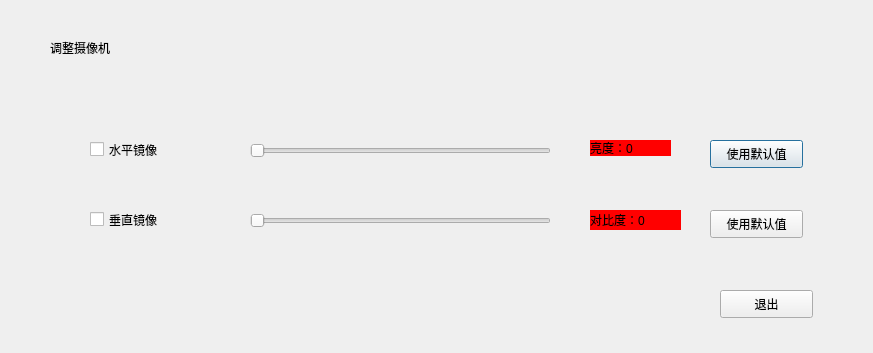
This is UI_SetCamera.ui in FSPengchen/Steel_FixdLengthSystem as Qt 5 draws it before an edit. The edited form follows.
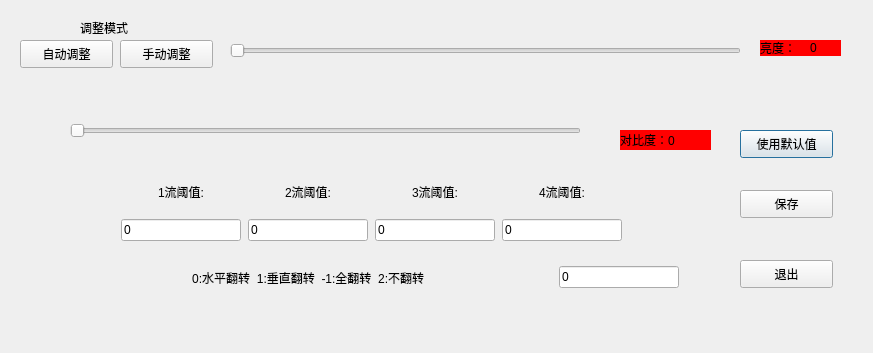
This is the edited form.

Patch:
```diff
--- a/UI_SetCamera.ui
+++ b/UI_SetCamera.ui
@@ -13,25 +13,25 @@
   <property name="windowTitle">
    <string>视频参数调整</string>
   </property>
-  <widget class="QLabel" name="label">
+  <widget class="QSlider" name="horizontalSlider_Contrast">
    <property name="geometry">
     <rect>
-     <x>50</x>
+     <x>70</x>
+     <y>120</y>
+     <width>511</width>
+     <height>22</height>
+    </rect>
+   </property>
+   <property name="orientation">
+    <enum>Qt::Horizontal</enum>
+   </property>
+  </widget>
+  <widget class="QSlider" name="horizontalSlider_Light">
+   <property name="geometry">
+    <rect>
+     <x>230</x>
      <y>40</y>
-     <width>81</width>
-     <height>16</height>
-    </rect>
-   </property>
-   <property name="text">
-    <string>调整摄像机</string>
-   </property>
-  </widget>
-  <widget class="QSlider" name="horizontalSlider_2">
-   <property name="geometry">
-    <rect>
-     <x>250</x>
-     <y>210</y>
-     <width>301</width>
+     <width>511</width>
      <height>22</height>
     </rect>
    </property>
@@ -39,50 +39,11 @@
     <enum>Qt::Horizontal</enum>
    </property>
   </widget>
-  <widget class="QSlider" name="horizontalSlider_3">
-   <property name="geometry">
-    <rect>
-     <x>250</x>
-     <y>140</y>
-     <width>301</width>
-     <height>22</height>
-    </rect>
-   </property>
-   <property name="orientation">
-    <enum>Qt::Horizontal</enum>
-   </property>
-  </widget>
-  <widget class="QCheckBox" name="checkBox">
-   <property name="geometry">
-    <rect>
-     <x>90</x>
-     <y>140</y>
-     <width>91</width>
-     <height>19</height>
-    </rect>
-   </property>
-   <property name="text">
-    <string>水平镜像</string>
-   </property>
-  </widget>
-  <widget class="QCheckBox" name="checkBox_2">
-   <property name="geometry">
-    <rect>
-     <x>90</x>
-     <y>210</y>
-     <width>91</width>
-     <height>19</height>
-    </rect>
-   </property>
-   <property name="text">
-    <string>垂直镜像</string>
-   </property>
-  </widget>
   <widget class="QLabel" name="label_2">
    <property name="geometry">
     <rect>
-     <x>590</x>
-     <y>140</y>
+     <x>760</x>
+     <y>40</y>
      <width>81</width>
      <height>16</height>
     </rect>
@@ -91,14 +52,14 @@
     <string notr="true">background-color :red</string>
    </property>
    <property name="text">
-    <string>亮度：0</string>
+    <string>亮度：</string>
    </property>
   </widget>
   <widget class="QLabel" name="label_3">
    <property name="geometry">
     <rect>
-     <x>590</x>
-     <y>210</y>
+     <x>620</x>
+     <y>130</y>
      <width>91</width>
      <height>20</height>
     </rect>
@@ -110,24 +71,11 @@
     <string>对比度：0</string>
    </property>
   </widget>
-  <widget class="QPushButton" name="pushButton">
-   <property name="geometry">
-    <rect>
-     <x>710</x>
-     <y>140</y>
-     <width>93</width>
-     <height>28</height>
-    </rect>
-   </property>
-   <property name="text">
-    <string>使用默认值</string>
-   </property>
-  </widget>
   <widget class="QPushButton" name="pushButton_2">
    <property name="geometry">
     <rect>
-     <x>710</x>
-     <y>210</y>
+     <x>740</x>
+     <y>130</y>
      <width>93</width>
      <height>28</height>
     </rect>
@@ -139,8 +87,8 @@
   <widget class="QPushButton" name="Btn_Exit">
    <property name="geometry">
     <rect>
-     <x>720</x>
-     <y>290</y>
+     <x>740</x>
+     <y>260</y>
      <width>93</width>
      <height>28</height>
     </rect>
@@ -149,6 +97,322 @@
     <string>退出</string>
    </property>
   </widget>
+  <widget class="QPushButton" name="Btn_SaveData">
+   <property name="geometry">
+    <rect>
+     <x>740</x>
+     <y>190</y>
+     <width>93</width>
+     <height>28</height>
+    </rect>
+   </property>
+   <property name="text">
+    <string>保存</string>
+   </property>
+  </widget>
+  <widget class="QLabel" name="Lab_LightValue">
+   <property name="geometry">
+    <rect>
+     <x>810</x>
+     <y>40</y>
+     <width>31</width>
+     <height>16</height>
+    </rect>
+   </property>
+   <property name="styleSheet">
+    <string notr="true">background-color :red</string>
+   </property>
+   <property name="text">
+    <string>0</string>
+   </property>
+  </widget>
+  <widget class="QWidget" name="layoutWidget">
+   <property name="geometry">
+    <rect>
+     <x>60</x>
+     <y>260</y>
+     <width>619</width>
+     <height>35</height>
+    </rect>
+   </property>
+   <layout class="QHBoxLayout" name="horizontalLayout">
+    <item>
+     <widget class="QLabel" name="label_41">
+      <property name="styleSheet">
+       <string notr="true">
+font: 75 12pt &quot;微软雅黑&quot;;
+
+</string>
+      </property>
+      <property name="text">
+       <string> 0:水平翻转  1:垂直翻转  -1:全翻转  2:不翻转</string>
+      </property>
+      <property name="alignment">
+       <set>Qt::AlignCenter</set>
+      </property>
+     </widget>
+    </item>
+    <item>
+     <widget class="QLineEdit" name="Lne_SetCameraFlip">
+      <property name="sizePolicy">
+       <sizepolicy hsizetype="Expanding" vsizetype="Maximum">
+        <horstretch>0</horstretch>
+        <verstretch>0</verstretch>
+       </sizepolicy>
+      </property>
+      <property name="maximumSize">
+       <size>
+        <width>120</width>
+        <height>16777215</height>
+       </size>
+      </property>
+      <property name="layoutDirection">
+       <enum>Qt::LeftToRight</enum>
+      </property>
+      <property name="styleSheet">
+       <string notr="true">
+font: 75 12pt &quot;微软雅黑&quot;;
+
+</string>
+      </property>
+      <property name="text">
+       <string>0</string>
+      </property>
+     </widget>
+    </item>
+   </layout>
+  </widget>
+  <widget class="QWidget" name="layoutWidget">
+   <property name="geometry">
+    <rect>
+     <x>120</x>
+     <y>170</y>
+     <width>505</width>
+     <height>71</height>
+    </rect>
+   </property>
+   <layout class="QGridLayout" name="gridLayout">
+    <item row="0" column="0" rowspan="2">
+     <layout class="QVBoxLayout" name="verticalLayout">
+      <item>
+       <widget class="QLabel" name="label_37">
+        <property name="styleSheet">
+         <string notr="true">
+font: 75 12pt &quot;微软雅黑&quot;;
+
+</string>
+        </property>
+        <property name="text">
+         <string>1流阈值:</string>
+        </property>
+        <property name="alignment">
+         <set>Qt::AlignCenter</set>
+        </property>
+       </widget>
+      </item>
+      <item>
+       <widget class="QLineEdit" name="Lne_Threshold_f1">
+        <property name="sizePolicy">
+         <sizepolicy hsizetype="Expanding" vsizetype="Maximum">
+          <horstretch>0</horstretch>
+          <verstretch>0</verstretch>
+         </sizepolicy>
+        </property>
+        <property name="maximumSize">
+         <size>
+          <width>120</width>
+          <height>16777215</height>
+         </size>
+        </property>
+        <property name="layoutDirection">
+         <enum>Qt::LeftToRight</enum>
+        </property>
+        <property name="styleSheet">
+         <string notr="true">
+font: 75 12pt &quot;微软雅黑&quot;;
+
+</string>
+        </property>
+        <property name="text">
+         <string>0</string>
+        </property>
+       </widget>
+      </item>
+     </layout>
+    </item>
+    <item row="0" column="1">
+     <widget class="QLabel" name="label_38">
+      <property name="styleSheet">
+       <string notr="true">
+font: 75 12pt &quot;微软雅黑&quot;;
+
+</string>
+      </property>
+      <property name="text">
+       <string>2流阈值:</string>
+      </property>
+      <property name="alignment">
+       <set>Qt::AlignCenter</set>
+      </property>
+     </widget>
+    </item>
+    <item row="0" column="2">
+     <widget class="QLabel" name="label_39">
+      <property name="styleSheet">
+       <string notr="true">
+font: 75 12pt &quot;微软雅黑&quot;;
+
+</string>
+      </property>
+      <property name="text">
+       <string>3流阈值:</string>
+      </property>
+      <property name="alignment">
+       <set>Qt::AlignCenter</set>
+      </property>
+     </widget>
+    </item>
+    <item row="0" column="3">
+     <widget class="QLabel" name="label_40">
+      <property name="styleSheet">
+       <string notr="true">
+font: 75 12pt &quot;微软雅黑&quot;;
+
+</string>
+      </property>
+      <property name="text">
+       <string>4流阈值:</string>
+      </property>
+      <property name="alignment">
+       <set>Qt::AlignCenter</set>
+      </property>
+     </widget>
+    </item>
+    <item row="1" column="1">
+     <widget class="QLineEdit" name="Lne_Threshold_f2">
+      <property name="sizePolicy">
+       <sizepolicy hsizetype="Expanding" vsizetype="Maximum">
+        <horstretch>0</horstretch>
+        <verstretch>0</verstretch>
+       </sizepolicy>
+      </property>
+      <property name="maximumSize">
+       <size>
+        <width>120</width>
+        <height>16777215</height>
+       </size>
+      </property>
+      <property name="layoutDirection">
+       <enum>Qt::LeftToRight</enum>
+      </property>
+      <property name="styleSheet">
+       <string notr="true">
+font: 75 12pt &quot;微软雅黑&quot;;
+
+</string>
+      </property>
+      <property name="text">
+       <string>0</string>
+      </property>
+     </widget>
+    </item>
+    <item row="1" column="2">
+     <widget class="QLineEdit" name="Lne_Threshold_f3">
+      <property name="sizePolicy">
+       <sizepolicy hsizetype="Expanding" vsizetype="Maximum">
+        <horstretch>0</horstretch>
+        <verstretch>0</verstretch>
+       </sizepolicy>
+      </property>
+      <property name="maximumSize">
+       <size>
+        <width>120</width>
+        <height>16777215</height>
+       </size>
+      </property>
+      <property name="layoutDirection">
+       <enum>Qt::LeftToRight</enum>
+      </property>
+      <property name="styleSheet">
+       <string notr="true">
+font: 75 12pt &quot;微软雅黑&quot;;
+
+</string>
+      </property>
+      <property name="text">
+       <string>0</string>
+      </property>
+     </widget>
+    </item>
+    <item row="1" column="3">
+     <widget class="QLineEdit" name="Lne_Threshold_f4">
+      <property name="sizePolicy">
+       <sizepolicy hsizetype="Expanding" vsizetype="Maximum">
+        <horstretch>0</horstretch>
+        <verstretch>0</verstretch>
+       </sizepolicy>
+      </property>
+      <property name="maximumSize">
+       <size>
+        <width>120</width>
+        <height>16777215</height>
+       </size>
+      </property>
+      <property name="layoutDirection">
+       <enum>Qt::LeftToRight</enum>
+      </property>
+      <property name="styleSheet">
+       <string notr="true">
+font: 75 12pt &quot;微软雅黑&quot;;
+
+</string>
+      </property>
+      <property name="text">
+       <string>0</string>
+      </property>
+     </widget>
+    </item>
+   </layout>
+  </widget>
+  <widget class="QPushButton" name="Btn_CameraSetAeState_auto">
+   <property name="geometry">
+    <rect>
+     <x>20</x>
+     <y>40</y>
+     <width>93</width>
+     <height>28</height>
+    </rect>
+   </property>
+   <property name="text">
+    <string>自动调整</string>
+   </property>
+  </widget>
+  <widget class="QPushButton" name="Btn_CameraSetAeState_man">
+   <property name="geometry">
+    <rect>
+     <x>120</x>
+     <y>40</y>
+     <width>93</width>
+     <height>28</height>
+    </rect>
+   </property>
+   <property name="text">
+    <string>手动调整</string>
+   </property>
+  </widget>
+  <widget class="QLabel" name="Lab_CameraSetAeState">
+   <property name="geometry">
+    <rect>
+     <x>80</x>
+     <y>20</y>
+     <width>72</width>
+     <height>15</height>
+    </rect>
+   </property>
+   <property name="text">
+    <string>调整模式</string>
+   </property>
+  </widget>
  </widget>
  <resources/>
  <connections/>
```
